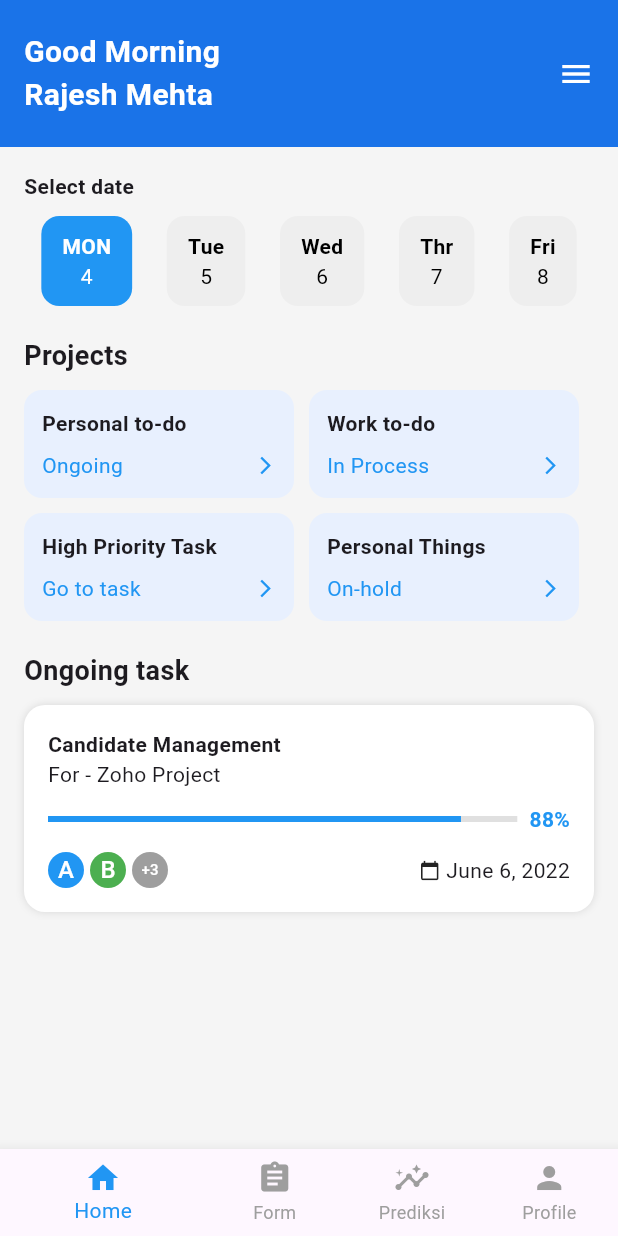
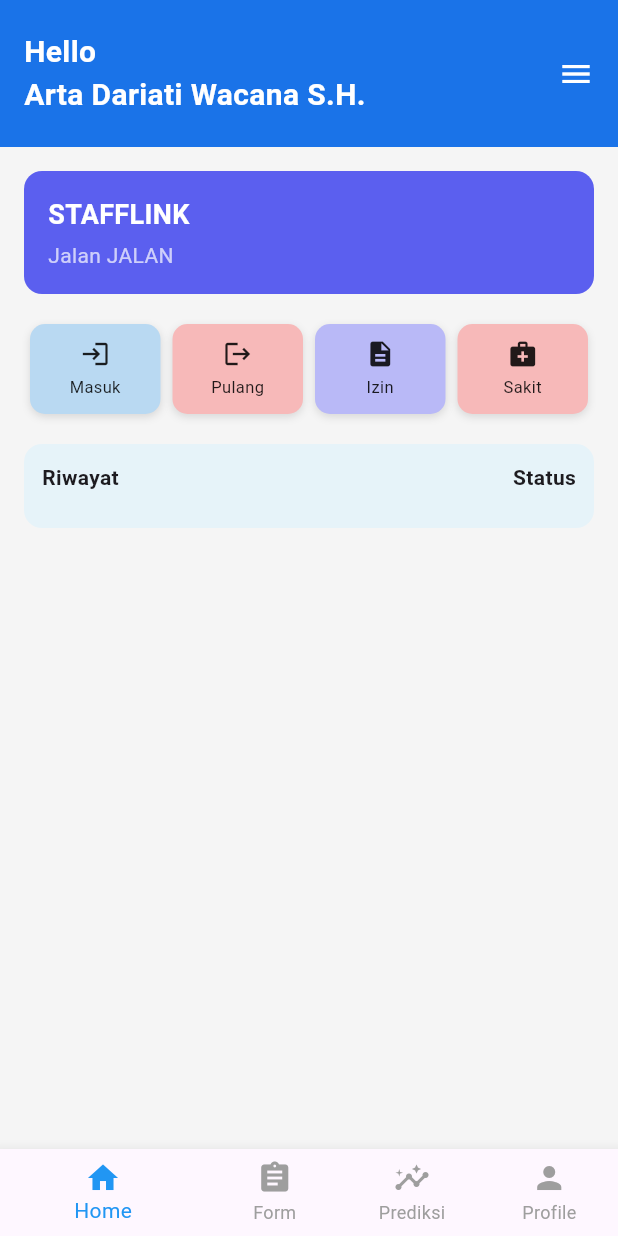
Before and after one commit to PutriMaya22/StaffLink-smartphone, a Flutter app: the TaskManagerScreen screen opened directly, on a phone screen of 412 x 824 dp. Run offline on Flutter 3.47's test engine with Material 3 defaults, Android fonts, the phone set to English and light mode, and no system bars; our stand-ins replace image_picker.

Commit message:
update 180525

```diff
--- a/lib/screens/home.dart
+++ b/lib/screens/home.dart
@@ -4,11 +4,27 @@ import 'HousekeepingReportForm.dart';
 class TaskManagerScreen extends StatelessWidget {
   const TaskManagerScreen({super.key});
 
+  void showAbsenDialog(BuildContext context, String status) {
+    showDialog(
+      context: context,
+      builder:
+          (_) => AlertDialog(
+            title: Text('Absen $status'),
+            content: Text('Absen $status berhasil!'),
+            actions: [
+              TextButton(
+                onPressed: () => Navigator.pop(context),
+                child: const Text('OK'),
+              ),
+            ],
+          ),
+    );
+  }
+
   @override
   Widget build(BuildContext context) {
     return Scaffold(
       backgroundColor: Colors.grey[100],
-
       bottomNavigationBar: BottomNavigationBar(
         currentIndex: 0,
         onTap: (index) {
@@ -32,7 +48,6 @@ class TaskManagerScreen extends StatelessWidget {
         unselectedItemColor: Colors.grey,
         showUnselectedLabels: true,
       ),
-
       body: SafeArea(
         child: Column(
           children: [
@@ -43,7 +58,7 @@ class TaskManagerScreen extends StatelessWidget {
                 mainAxisAlignment: MainAxisAlignment.spaceBetween,
                 children: const [
                   Text(
-                    'Good Morning\nRajesh Mehta',
+                    'Hello\nArta Dariati Wacana S.H.',
                     style: TextStyle(
                       color: Colors.white,
                       fontSize: 20,
@@ -58,47 +73,131 @@ class TaskManagerScreen extends StatelessWidget {
               child: ListView(
                 padding: const EdgeInsets.all(16),
                 children: [
-                  const Text(
-                    "Select date",
-                    style: TextStyle(fontWeight: FontWeight.bold),
+                  Container(
+                    padding: const EdgeInsets.all(16),
+                    decoration: BoxDecoration(
+                      color: const Color(0xFF5B5FEF),
+                      borderRadius: BorderRadius.circular(12),
                     ),
-                  const SizedBox(height: 10),
+                    child: Column(
+                      crossAxisAlignment: CrossAxisAlignment.start,
+                      children: const [
+                        Text(
+                          'STAFFLINK',
+                          style: TextStyle(
+                            fontSize: 18,
+                            fontWeight: FontWeight.bold,
+                            color: Colors.white,
+                          ),
+                        ),
+                        SizedBox(height: 4),
+                        Text(
+                          'Jalan JALAN',
+                          style: TextStyle(fontSize: 14, color: Colors.white70),
+                        ),
+                      ],
+                    ),
+                  ),
+                  const SizedBox(height: 20),
                   Row(
-                    mainAxisAlignment: MainAxisAlignment.spaceAround,
-                    children: const [
-                      DateBox(day: 'MON', date: '4', isSelected: true),
-                      DateBox(day: 'Tue', date: '5'),
-                      DateBox(day: 'Wed', date: '6'),
-                      DateBox(day: 'Thr', date: '7'),
-                      DateBox(day: 'Fri', date: '8'),
+                    mainAxisAlignment: MainAxisAlignment.spaceBetween,
+                    children: [
+                      Expanded(
+                        child: Padding(
+                          padding: const EdgeInsets.symmetric(horizontal: 4),
+                          child: StatusButton(
+                            icon: Icons.login,
+                            label: 'Masuk',
+                            color: Color(0xFFB9D9F2),
+                            onPressed:
+                                (context) => showAbsenDialog(context, 'Masuk'),
+                          ),
+                        ),
+                      ),
+                      Expanded(
+                        child: Padding(
+                          padding: const EdgeInsets.symmetric(horizontal: 4),
+                          child: StatusButton(
+                            icon: Icons.logout,
+                            label: 'Pulang',
+                            color: Color(0xFFF7B9B9),
+                            onPressed:
+                                (context) => showAbsenDialog(context, 'Pulang'),
+                          ),
+                        ),
+                      ),
+                      Expanded(
+                        child: Padding(
+                          padding: const EdgeInsets.symmetric(horizontal: 4),
+                          child: StatusButton(
+                            icon: Icons.description,
+                            label: 'Izin',
+                            color: Color(0xFFB9B9F7),
+                          ),
+                        ),
+                      ),
+                      Expanded(
+                        child: Padding(
+                          padding: const EdgeInsets.symmetric(horizontal: 4),
+                          child: StatusButton(
+                            icon: Icons.medical_services,
+                            label: 'Sakit',
+                            color: Color(0xFFF7B9B9),
+                          ),
+                        ),
+                      ),
                     ],
                   ),
                   const SizedBox(height: 20),
-                  const Text(
-                    "Projects",
-                    style: TextStyle(fontWeight: FontWeight.bold, fontSize: 18),
+                  Container(
+                    padding: const EdgeInsets.all(12),
+                    decoration: BoxDecoration(
+                      color: const Color(0xFFE6F3F9),
+                      borderRadius: BorderRadius.circular(12),
                     ),
-                  const SizedBox(height: 10),
-                  Wrap(
-                    spacing: 10,
-                    runSpacing: 10,
+                    child: Column(
+                      children: [
+                        Row(
+                          mainAxisAlignment: MainAxisAlignment.spaceBetween,
                           children: const [
-                      ProjectCard(title: 'Personal to-do', status: 'Ongoing'),
-                      ProjectCard(title: 'Work to-do', status: 'In Process'),
-                      ProjectCard(
-                        title: 'High Priority Task',
-                        status: 'Go to task',
+                            Text(
+                              'Riwayat',
+                              style: TextStyle(fontWeight: FontWeight.bold),
                             ),
-                      ProjectCard(title: 'Personal Things', status: 'On-hold'),
+                            Text(
+                              'Status',
+                              style: TextStyle(fontWeight: FontWeight.bold),
+                            ),
                           ],
                         ),
-                  const SizedBox(height: 20),
-                  const Text(
-                    "Ongoing task",
-                    style: TextStyle(fontWeight: FontWeight.bold, fontSize: 18),
+                        const SizedBox(height: 12),
+                        // const RiwayatItem(
+                        //   name: 'Eva Purwanti',
+                        //   date: '2024-06-01',
+                        //   imageUrl:
+                        //       'https://storage.googleapis.com/a1aa/image/69199c45-e8f7-46cc-3b10-fe772cc42e97.jpg',
+                        // ),
+                        // const RiwayatItem(
+                        //   name: 'Paiman Perkasa Hutapea S.E.',
+                        //   date: '2024-05-28',
+                        //   imageUrl:
+                        //       'https://storage.googleapis.com/a1aa/image/ae3f6f11-ec0b-4b6b-47ff-05ef4b42c26e.jpg',
+                        // ),
+                        // const RiwayatItem(
+                        //   name: 'Diah Andriani',
+                        //   date: '2024-05-20',
+                        //   imageUrl:
+                        //       'https://storage.googleapis.com/a1aa/image/ae3f6f11-ec0b-4b6b-47ff-05ef4b42c26e.jpg',
+                        // ),
+                        // const RiwayatItem(
+                        //   name: 'Kalim Bakti Saputra S.H.',
+                        //   date: '2024-05-15',
+                        //   imageUrl:
+                        //       'https://storage.googleapis.com/a1aa/image/ae3f6f11-ec0b-4b6b-47ff-05ef4b42c26e.jpg',
+                        // ),
+                      ],
                     ),
-                  const SizedBox(height: 10),
-                  OngoingTaskCard(),
+                  ),
                 ],
               ),
             ),
@@ -109,158 +208,106 @@ class TaskManagerScreen extends StatelessWidget {
   }
 }
 
-class DateBox extends StatelessWidget {
-  final String day;
-  final String date;
-  final bool isSelected;
+class StatusButton extends StatelessWidget {
+  final IconData icon;
+  final String label;
+  final Color color;
+  final void Function(BuildContext)? onPressed;
 
-  const DateBox({
+  const StatusButton({
     super.key,
-    required this.day,
-    required this.date,
-    this.isSelected = false,
+    required this.icon,
+    required this.label,
+    required this.color,
+    this.onPressed,
   });
 
   @override
   Widget build(BuildContext context) {
-    return Container(
-      padding: const EdgeInsets.symmetric(horizontal: 14, vertical: 10),
+    return InkWell(
+      onTap: () => onPressed?.call(context),
+      child: Container(
+        padding: const EdgeInsets.symmetric(vertical: 10),
         decoration: BoxDecoration(
-        color: isSelected ? Colors.blue : Colors.grey[200],
-        borderRadius: BorderRadius.circular(12),
+          color: color,
+          borderRadius: BorderRadius.circular(10),
+          boxShadow: [
+            BoxShadow(
+              color: Colors.black12,
+              blurRadius: 4,
+              offset: const Offset(0, 2),
+            ),
+          ],
         ),
         child: Column(
+          mainAxisSize: MainAxisSize.min,
+          children: [
+            Icon(icon, size: 20, color: Colors.black87),
+            const SizedBox(height: 4),
+            Text(
+              label,
+              style: const TextStyle(fontSize: 11, color: Colors.black87),
+              textAlign: TextAlign.center,
+            ),
+          ],
+        ),
+      ),
+    );
+  }
+}
+
+class RiwayatItem extends StatelessWidget {
+  final String name;
+  final String date;
+  final String imageUrl;
+
+  const RiwayatItem({
+    super.key,
+    required this.name,
+    required this.date,
+    required this.imageUrl,
+  });
+
+  @override
+  Widget build(BuildContext context) {
+    return Padding(
+      padding: const EdgeInsets.symmetric(vertical: 6),
+      child: Row(
+        mainAxisAlignment: MainAxisAlignment.spaceBetween,
+        children: [
+          Row(
+            children: [
+              ClipRRect(
+                borderRadius: BorderRadius.circular(6),
+                child: Image.network(
+                  imageUrl,
+                  width: 40,
+                  height: 40,
+                  fit: BoxFit.cover,
+                ),
+              ),
+              const SizedBox(width: 10),
+              Column(
+                crossAxisAlignment: CrossAxisAlignment.start,
                 children: [
                   Text(
-            day,
-            style: TextStyle(
-              fontWeight: FontWeight.bold,
-              color: isSelected ? Colors.white : Colors.black,
+                    name,
+                    style: const TextStyle(
+                      fontWeight: FontWeight.w600,
+                      fontSize: 14,
                     ),
                   ),
                   Text(
                     date,
-            style: TextStyle(color: isSelected ? Colors.white : Colors.black),
+                    style: const TextStyle(fontSize: 10, color: Colors.grey),
                   ),
+                ],
+              ),
+            ],
+          ),
+          const Icon(Icons.chevron_right, color: Colors.grey),
         ],
       ),
     );
   }
 }
-
-class ProjectCard extends StatelessWidget {
-  final String title;
-  final String status;
-
-  const ProjectCard({super.key, required this.title, required this.status});
-
-  @override
-  Widget build(BuildContext context) {
-    return Container(
-      width: (MediaQuery.of(context).size.width - 52) / 2,
-      padding: const EdgeInsets.all(12),
-      decoration: BoxDecoration(
-        color: const Color(0xFFE8F0FE),
-        borderRadius: BorderRadius.circular(12),
-      ),
-      child: Column(
-        crossAxisAlignment: CrossAxisAlignment.start,
-        children: [
-          Text(title, style: const TextStyle(fontWeight: FontWeight.bold)),
-          const SizedBox(height: 8),
-          Row(
-            mainAxisAlignment: MainAxisAlignment.spaceBetween,
-            children: [
-              Text(status, style: const TextStyle(color: Colors.blue)),
-              const Icon(Icons.arrow_forward_ios, size: 14, color: Colors.blue),
-            ],
-          ),
-        ],
-      ),
-    );
-  }
-}
-
-class OngoingTaskCard extends StatelessWidget {
-  const OngoingTaskCard({super.key});
-
-  @override
-  Widget build(BuildContext context) {
-    return Container(
-      padding: const EdgeInsets.all(16),
-      decoration: BoxDecoration(
-        color: Colors.white,
-        borderRadius: BorderRadius.circular(14),
-        boxShadow: const [BoxShadow(color: Colors.black12, blurRadius: 4)],
-      ),
-      child: Column(
-        crossAxisAlignment: CrossAxisAlignment.start,
-        children: [
-          const Text(
-            "Candidate Management",
-            style: TextStyle(fontWeight: FontWeight.bold),
-          ),
-          const Text("For - Zoho Project"),
-          const SizedBox(height: 10),
-          Row(
-            children: [
-              Expanded(
-                child: LinearProgressIndicator(
-                  value: 0.88,
-                  backgroundColor: Colors.grey[300],
-                  color: Colors.blue,
-                ),
-              ),
-              const SizedBox(width: 8),
-              const Text(
-                "88%",
-                style: TextStyle(
-                  color: Colors.blue,
-                  fontWeight: FontWeight.bold,
-                ),
-              ),
-            ],
-          ),
-          const SizedBox(height: 12),
-          Row(
-            mainAxisAlignment: MainAxisAlignment.spaceBetween,
-            children: [
-              Row(
-                children: const [
-                  // CircleAvatar without image, with color and text
-                  CircleAvatar(
-                    radius: 12,
-                    backgroundColor: Colors.blue,
-                    child: Text('A', style: TextStyle(color: Colors.white)),
-                  ),
-                  SizedBox(width: 4),
-                  CircleAvatar(
-                    radius: 12,
-                    backgroundColor: Colors.green,
-                    child: Text('B', style: TextStyle(color: Colors.white)),
-                  ),
-                  SizedBox(width: 4),
-                  CircleAvatar(
-                    radius: 12,
-                    backgroundColor: Colors.grey,
-                    child: Text(
-                      '+3',
-                      style: TextStyle(fontSize: 10, color: Colors.white),
-                    ),
-                  ),
-                ],
-              ),
-              const Row(
-                children: [
-                  Icon(Icons.calendar_today, size: 14),
-                  SizedBox(width: 4),
-                  Text("June 6, 2022"),
-                ],
-              ),
-            ],
-          ),
-        ],
-      ),
-    );
-  }
-}
```
Lines whose indentation alone changed are shown as unchanged.
